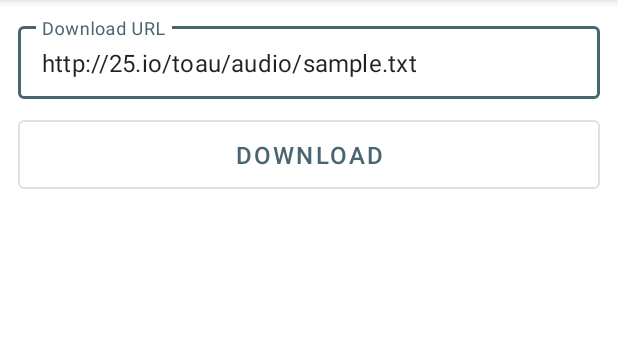
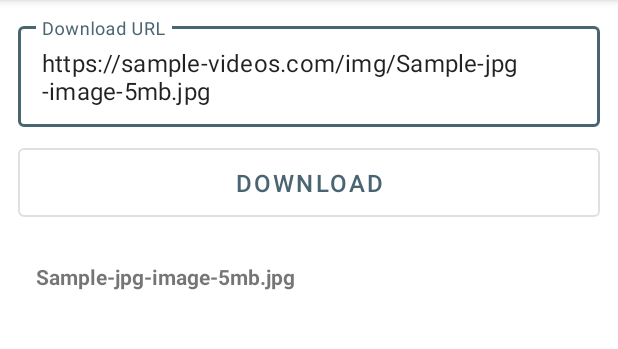
Before and after one commit to nikhilbansal97/CoroutineDownloader, an Android app: the screen it shows after launch (MainActivity), after a tap on "DOWNLOAD", on a phone screen of 412 x 824 dp, the part 84-433 px from its top. Run offline under Robolectric (Android 15) with nearby library versions, the phone set to English and light mode, and no system bars; our stand-ins replace Timber.

Commit message:
Add: 1. Download progress in percentage and size. 2. List of items downloading.

```diff
--- a/app/build.gradle
+++ b/app/build.gradle
@@ -28,6 +28,7 @@ dependencies {
   implementation coreDeps.appCompat
   implementation coreDeps.androidKtxCore
   implementation coreDeps.constraintLayout
+  implementation coreDeps.recyclerView
   implementation coreDeps.archComponents
   implementation coreDeps.okio
   implementation coreDeps.okhttp
--- a/app/src/main/java/com/app/nikhil/coroutinedownloader/main/MainActivity.kt
+++ b/app/src/main/java/com/app/nikhil/coroutinedownloader/main/MainActivity.kt
@@ -1,30 +1,55 @@
 package com.app.nikhil.coroutinedownloader.main
 
 import android.os.Bundle
+import androidx.recyclerview.widget.LinearLayoutManager
+import com.app.nikhil.coroutinedownloader.utils.DownloadItemRecyclerAdapter
 import com.app.nikhil.coroutinedownloader.R
 import com.app.nikhil.coroutinedownloader.base.BaseActivity
+import com.app.nikhil.coroutinedownloader.utils.DownloadInfo
+import com.app.nikhil.coroutinedownloader.utils.DownloadItem
 import com.app.nikhil.coroutinedownloader.utils.Downloader
 import com.app.nikhil.coroutinedownloader.utils.FileUtils
 import kotlinx.android.synthetic.main.activity_main.downloadButton
+import kotlinx.android.synthetic.main.activity_main.downloadItemsRecycler
 import kotlinx.android.synthetic.main.activity_main.textInputUrl
 import kotlinx.coroutines.CoroutineScope
 import kotlinx.coroutines.Dispatchers
-import kotlinx.coroutines.cancel
-import kotlinx.coroutines.plus
-import java.io.File
+import kotlinx.coroutines.channels.Channel
 
 class MainActivity : BaseActivity() {
 
   override fun getLayoutId(): Int = R.layout.activity_main
 
-  private val downloader = Downloader(CoroutineScope(Dispatchers.IO), this)
+  private val downloadScope = CoroutineScope(Dispatchers.IO)
+  private val downloader = Downloader(downloadScope, this)
+  private val downloadItemAdapter = DownloadItemRecyclerAdapter(arrayListOf())
+  private val fileUtils = FileUtils(this)
 
   override fun onCreate(savedInstanceState: Bundle?) {
     super.onCreate(savedInstanceState)
 
+    initRecyclerView()
+    setupListeners()
+  }
+
+  private fun setupListeners() {
     downloadButton.setOnClickListener {
       textInputUrl.editText?.text?.toString()
-          ?.let { url -> downloader.downloadFile(url) }
+          ?.let { url -> downloadResourceFromURL(url) }
+    }
+  }
+
+  private fun downloadResourceFromURL(url: String) {
+    val channel = Channel<DownloadInfo>()
+    val downloadItem = DownloadItem(fileUtils.getFileName(url), url, channel)
+    downloadItemAdapter.addItem(downloadItem)
+    downloader.downloadFile(url, channel)
+  }
+
+  private fun initRecyclerView() {
+    downloadItemsRecycler.apply {
+      adapter = downloadItemAdapter
+      layoutManager = LinearLayoutManager(this@MainActivity)
     }
   }
 }
--- /dev/null
+++ b/app/src/main/java/com/app/nikhil/coroutinedownloader/utils/DataClasses.kt
@@ -0,0 +1,15 @@
+package com.app.nikhil.coroutinedownloader.utils
+
+import kotlinx.coroutines.channels.Channel
+
+data class DownloadItem(
+  val fileName: String,
+  val url: String,
+  val channel: Channel<DownloadInfo>
+)
+
+data class DownloadInfo(
+  val percentage: String,
+  val bytesDownloaded: String,
+  val totalBytes: String
+)
--- /dev/null
+++ b/app/src/main/java/com/app/nikhil/coroutinedownloader/utils/DownloadItemRecyclerAdapter.kt
@@ -0,0 +1,71 @@
+package com.app.nikhil.coroutinedownloader.utils
+
+import android.view.LayoutInflater
+import android.view.View
+import android.view.ViewGroup
+import androidx.recyclerview.widget.RecyclerView
+import com.app.nikhil.coroutinedownloader.R.layout
+import com.app.nikhil.coroutinedownloader.R.string
+import com.app.nikhil.coroutinedownloader.utils.DownloadItemRecyclerAdapter.DownloadItemViewHolder
+import kotlinx.android.synthetic.main.layout_download_item.view.*
+import kotlinx.coroutines.CoroutineScope
+import kotlinx.coroutines.Dispatchers
+import kotlinx.coroutines.channels.consumeEach
+import kotlinx.coroutines.launch
+import timber.log.Timber
+
+class DownloadItemRecyclerAdapter(
+  private val downloadItems: ArrayList<DownloadItem>
+) : RecyclerView.Adapter<DownloadItemViewHolder>() {
+
+  private val mainScope = CoroutineScope(Dispatchers.Main)
+
+  override fun onCreateViewHolder(
+    parent: ViewGroup,
+    viewType: Int
+  ): DownloadItemViewHolder {
+    return DownloadItemViewHolder(
+        LayoutInflater.from(parent.context).inflate(
+            layout.layout_download_item, parent, false
+        )
+    )
+  }
+
+  override fun getItemCount(): Int = downloadItems.size
+
+  override fun onBindViewHolder(
+    holder: DownloadItemViewHolder,
+    position: Int
+  ) {
+    holder.bind(downloadItems[position])
+  }
+
+  fun addItem(downloadItem: DownloadItem) {
+    downloadItems.add(downloadItem)
+    notifyDataSetChanged()
+  }
+
+  inner class DownloadItemViewHolder(private val item: View) : RecyclerView.ViewHolder(item) {
+    fun bind(downloadItem: DownloadItem) {
+      item.downloadItemName.text = downloadItem.fileName
+      try {
+        mainScope.launch {
+          downloadItem.channel.consumeEach { downloadInfo ->
+            Timber.d("Percentage Downloaded: ${downloadInfo.percentage}")
+            item.downloadItemProgress.text = "${downloadInfo.percentage}%"
+            item.downloadSizeStatus.text = "${downloadInfo.bytesDownloaded}MB /${downloadInfo.totalBytes}MB"
+            if (downloadInfo.percentage.toDouble() != 100.0) {
+              item.downloadItemState.text = item.context.getString(string.downloading)
+            } else {
+              item.downloadItemState.text = item.context.getString(string.completed)
+              downloadItem.channel.close()
+            }
+          }
+        }
+      } catch (e: Exception) {
+        Timber.e(e)
+        downloadItem.channel.close(e)
+      }
+    }
+  }
+}
--- a/app/src/main/java/com/app/nikhil/coroutinedownloader/utils/FileUtils.kt
+++ b/app/src/main/java/com/app/nikhil/coroutinedownloader/utils/FileUtils.kt
@@ -15,14 +15,14 @@ class FileUtils(private val context: Context) {
 
     fun getFile(url: String): File = File(context.getExternalFilesDir(null), getFileName(url))
 
-    private fun getFileName(url: String): String {
+    fun getFileName(url: String): String {
         val uri = URI.create(url)
         val path = uri.path
         val index = path.indexOfLast { it == '/' }
         if (index != -1) {
             return path.substring(index + 1)
         }
-        return ""
+        return "Noname"
     }
 
     private fun getFileExtension(url: String): String {
--- a/app/src/main/res/layout/activity_main.xml
+++ b/app/src/main/res/layout/activity_main.xml
@@ -4,9 +4,10 @@
     xmlns:tools="http://schemas.android.com/tools"
     android:layout_width="match_parent"
     android:layout_height="match_parent"
+    android:orientation="vertical"
+    android:padding="@dimen/dimen_12dp"
     tools:context=".main.MainActivity"
-    android:orientation="vertical"
-    android:padding="@dimen/dimen_12dp">
+    >
 
   <com.google.android.material.textfield.TextInputLayout
       android:id="@+id/textInputUrl"
@@ -19,7 +20,8 @@
     <com.google.android.material.textfield.TextInputEditText
         android:layout_width="match_parent"
         android:layout_height="wrap_content"
-        android:text="@string/sample_url"/>
+        android:text="@string/sample_url"
+        />
 
   </com.google.android.material.textfield.TextInputLayout>
 
@@ -27,10 +29,17 @@
       android:id="@+id/downloadButton"
       android:layout_width="match_parent"
       android:layout_height="wrap_content"
+      android:layout_marginTop="@dimen/dimen_8dp"
+      android:padding="@dimen/dimen_12dp"
+      android:text="@string/download"
       android:textSize="@dimen/dimen_16sp"
-      android:layout_marginTop="@dimen/dimen_8dp"
-      android:text="@string/download"
-      android:padding="@dimen/dimen_12dp"
-      style="@style/Widget.MaterialComponents.Button.OutlinedButton"/>
+      style="@style/Widget.MaterialComponents.Button.OutlinedButton"
+      />
+
+  <androidx.recyclerview.widget.RecyclerView
+      android:id="@+id/downloadItemsRecycler"
+      android:layout_width="wrap_content"
+      android:layout_height="wrap_content"
+      android:layout_marginTop="@dimen/dimen_12dp"/>
 
 </LinearLayout>
--- /dev/null
+++ b/app/src/main/res/layout/layout_download_item.xml
@@ -0,0 +1,46 @@
+<?xml version="1.0" encoding="utf-8"?>
+<androidx.constraintlayout.widget.ConstraintLayout xmlns:android="http://schemas.android.com/apk/res/android"
+    xmlns:tools="http://schemas.android.com/tools"
+    xmlns:app="http://schemas.android.com/apk/res-auto"
+    android:layout_width="match_parent"
+    android:layout_height="match_parent"
+    android:orientation="vertical"
+    android:padding="@dimen/dimen_12dp">
+
+  <TextView
+      android:id="@+id/downloadItemName"
+      android:layout_width="wrap_content"
+      android:layout_height="wrap_content"
+      app:layout_constraintTop_toTopOf="parent"
+      app:layout_constraintStart_toStartOf="parent"
+      android:textStyle="bold"
+      tools:text="Download Item Name"/>
+
+  <TextView
+      android:id="@+id/downloadItemProgress"
+      android:layout_width="wrap_content"
+      android:layout_height="wrap_content"
+      app:layout_constraintTop_toBottomOf="@id/downloadItemName"
+      app:layout_constraintStart_toStartOf="parent"
+      android:layout_marginTop="@dimen/dimen_6dp"
+      tools:text="100%"/>
+
+  <TextView
+      android:id="@+id/downloadSizeStatus"
+      android:layout_width="wrap_content"
+      android:layout_height="wrap_content"
+      app:layout_constraintEnd_toEndOf="parent"
+      app:layout_constraintBaseline_toBaselineOf="@id/downloadItemProgress"
+      android:layout_marginEnd="@dimen/dimen_12dp"
+      tools:text="1MB / 10MB"/>
+
+  <TextView
+      android:id="@+id/downloadItemState"
+      android:layout_width="wrap_content"
+      android:layout_height="wrap_content"
+      app:layout_constraintStart_toStartOf="parent"
+      app:layout_constraintTop_toBottomOf="@id/downloadItemProgress"
+      android:layout_marginTop="@dimen/dimen_6dp"
+      tools:text="@string/completed"/>
+
+</androidx.constraintlayout.widget.ConstraintLayout>
--- a/app/src/main/res/values/dimens.xml
+++ b/app/src/main/res/values/dimens.xml
@@ -4,4 +4,5 @@
   <dimen name="dimen_8dp">8dp</dimen>
   <dimen name="dimen_12dp">12dp</dimen>
   <dimen name="dimen_16sp">16sp</dimen>
+  <dimen name="dimen_6dp">6dp</dimen>
 </resources>
--- a/app/src/main/res/values/strings.xml
+++ b/app/src/main/res/values/strings.xml
@@ -1,6 +1,8 @@
 <resources>
-    <string name="app_name">Coroutine Downloader</string>
-    <string name="download_url">Download URL</string>
-    <string name="download">Download</string>
-    <string name="sample_url">http://25.io/toau/audio/sample.txt</string>
+  <string name="app_name">Coroutine Downloader</string>
+  <string name="download_url">Download URL</string>
+  <string name="download">Download</string>
+  <string name="sample_url">https://sample-videos.com/img/Sample-jpg-image-5mb.jpg</string>
+  <string name="downloading">Downloading</string>
+  <string name="completed">Completed</string>
 </resources>
--- a/build.gradle
+++ b/build.gradle
@@ -30,6 +30,7 @@ ext {
           "appCompat"         : "androidx.appcompat:appcompat:1.0.2",
           "androidKtxCore"    : "androidx.core:core-ktx:1.0.2",
           "constraintLayout"  : "androidx.constraintlayout:constraintlayout:1.1.3",
+          "recyclerView"      : "androidx.recyclerview:recyclerview:1.1.0-beta01",
           "archComponents"    : "androidx.lifecycle:lifecycle-extensions:2.0.0",
           "timber"            : "com.jakewharton.timber:timber:4.7.1",
           "okio"              : "com.squareup.okio:okio:2.0.0",
```
Also changed, not shown: app/src/main/java/com/app/nikhil/coroutinedownloader/utils/Downloader.kt (+50 -7 lines).
